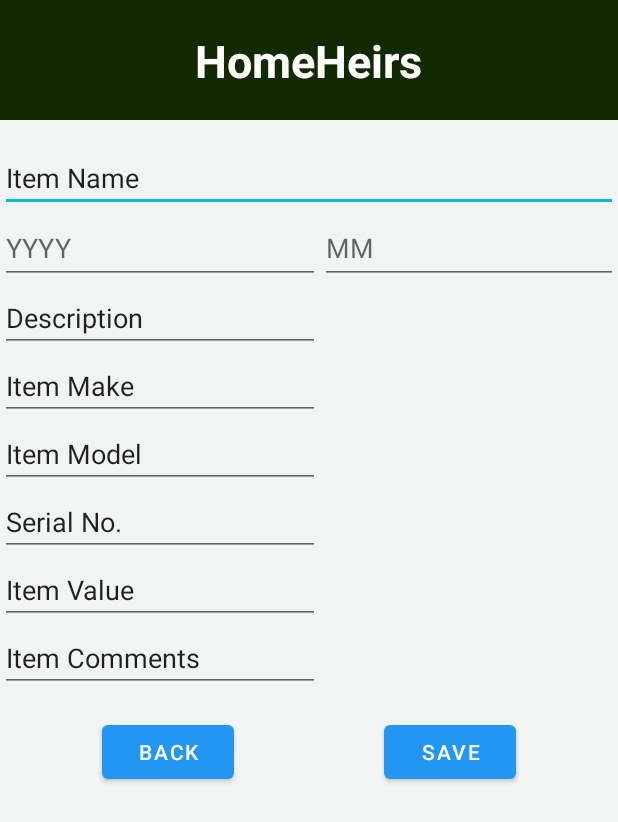
After one commit to CMPUT301F23T19/HomeHeirs, an Android app: the ShowItemActivity screen opened directly, with no data from a screen before it, on a phone screen of 412 x 824 dp. The commit adds this screen. Shown: the top 822 px of the screen. Run offline under Robolectric (Android 15) with nearby library versions, the phone set to English and light mode, and no system bars; our stand-ins replace Firebase (no records; nobody signed in at launch, a user with empty details on screens opened directly).

Commit message:
Added View Item and JavaDocs

```diff
--- a/app/build.gradle.kts
+++ b/app/build.gradle.kts
@@ -46,4 +46,5 @@ dependencies {
     testImplementation("junit:junit:4.13.2")
     androidTestImplementation("androidx.test.ext:junit:1.1.5")
     androidTestImplementation("androidx.test.espresso:espresso-core:3.5.1")
+    androidTestImplementation("androidx.test.espresso:espresso-contrib:3.5.1")
 }
--- a/app/src/main/AndroidManifest.xml
+++ b/app/src/main/AndroidManifest.xml
@@ -21,6 +21,7 @@
                 <category android:name="android.intent.category.LAUNCHER" />
             </intent-filter>
         </activity>
+        <activity android:name=".ShowItemActivity" />
     </application>
 
 </manifest>
--- a/app/src/main/java/com/example/homeheirs/AddItemFragment.java
+++ b/app/src/main/java/com/example/homeheirs/AddItemFragment.java
@@ -83,7 +83,7 @@ public class AddItemFragment extends DialogFragment {
         itemSerialNumber = view.findViewById(R.id.serial_number_edit_text);
         estimatedValue = view.findViewById(R.id.estimated_value_edit_text);
         itemComment = view.findViewById(R.id.comment_edit_text);
-        itemTag = view.findViewById(R.id.tags_textview);
+        //itemTag = view.findViewById(R.id.tags_textview);
 
         // If item is being edited, fill in Dialog Box entries with existing information
         if (isEdit) {
--- a/app/src/main/java/com/example/homeheirs/FirebaseOperations.java
+++ b/app/src/main/java/com/example/homeheirs/FirebaseOperations.java
@@ -17,10 +17,9 @@ import com.google.firebase.firestore.FirebaseFirestoreException;
 import com.google.firebase.firestore.QueryDocumentSnapshot;
 import com.google.firebase.firestore.QuerySnapshot;
 
+import java.io.Serializable;
 import java.util.ArrayList;
 import java.util.Locale;
-
-
 
 /**
  * This is a class that is reposible for all database interactions
@@ -28,7 +27,6 @@ import java.util.Locale;
  * @author : Arsalan
  */
 public class FirebaseOperations {
-
 
     private FirebaseFirestore db;
     private CollectionReference ItemsCollections;
@@ -39,7 +37,6 @@ public class FirebaseOperations {
     private ArrayList<Item> dataList2;
 
     private TextView totalvalue;
-
 
     /**
      * Class Constructor. When Called initializes the database and sets to interact with the initial collection- to be
--- a/app/src/main/java/com/example/homeheirs/Item.java
+++ b/app/src/main/java/com/example/homeheirs/Item.java
@@ -1,9 +1,10 @@
 package com.example.homeheirs;
 
+import java.io.Serializable;
 import java.util.ArrayList;
 import java.util.List;
 
-public class Item {
+public class Item implements Serializable {
     private String name;
     private int purchase_month;
     private int purchase_year;
--- /dev/null
+++ b/app/src/main/java/com/example/homeheirs/ShowItemActivity.java
@@ -0,0 +1,158 @@
+package com.example.homeheirs;
+
+import android.content.Intent;
+import android.os.Bundle;
+import android.util.Log;
+import android.view.View;
+import android.widget.Button;
+import android.widget.EditText;
+import android.widget.TextView;
+
+import androidx.annotation.NonNull;
+import androidx.appcompat.app.AppCompatActivity;
+
+import com.google.android.gms.tasks.OnFailureListener;
+import com.google.android.gms.tasks.OnSuccessListener;
+import com.google.firebase.firestore.CollectionReference;
+import com.google.firebase.firestore.FirebaseFirestore;
+
+import java.util.ArrayList;
+
+/**
+ * ShowItemActivity displays the details of an item and allows the user to edit and save the changes.
+ * It interacts with Firestore to update item details.
+ */
+public class ShowItemActivity extends AppCompatActivity {
+
+    /**
+     * The item whose details are displayed and can be edited.
+     */
+    private Item item;
+
+    /**
+     * The instance of FirebaseFirestore for interacting with Firestore.
+     */
+    private FirebaseFirestore db;
+
+    /**
+     * The reference to the Firestore collection where the item details are stored.
+     */
+    private CollectionReference collectionRef;
+
+    /**
+     * Initializes the activity, sets up the UI, and retrieves the item details.
+     *
+     * @param savedInstanceState A Bundle containing the activity's previously saved state.
+     */
+    @Override
+    protected void onCreate(Bundle savedInstanceState) {
+        super.onCreate(savedInstanceState);
+        setContentView(R.layout.show_item_details);
+
+        // Initialize Firestore instance and Collection Reference
+        db = FirebaseFirestore.getInstance();
+        collectionRef = db.collection("initial");
+
+        // Retrieve intent and the item
+        Intent intent = getIntent();
+        if (intent != null) {
+            item = (Item) intent.getSerializableExtra("ITEM");
+        }
+
+        /**
+         * Sets values for each EditText field based on the item details
+         */
+        if (item != null && item.getName() != null) {
+            // Set Values for each EditText
+            EditText nameTextView = findViewById(R.id.show_item_name);
+            nameTextView.setText(item.getName());
+
+            EditText monthTextView = findViewById(R.id.show_purchase_month);
+            monthTextView.setText(String.valueOf(item.getPurchase_month()));
+
+            EditText yearTextView = findViewById(R.id.show_purchase_year);
+            yearTextView.setText(String.valueOf(item.getPurchase_year()));
+
+            EditText descriptionTextView = findViewById(R.id.show_description);
+            descriptionTextView.setText(item.getDescription());
+
+            EditText makeTextView = findViewById(R.id.show_make);
+            makeTextView.setText(item.getMake());
+
+            EditText modelTextView = findViewById(R.id.show_model);
+            modelTextView.setText(item.getModel());
+
+            EditText serialNumTextView = findViewById(R.id.show_serial_no);
+            serialNumTextView.setText(String.valueOf(item.getSerial_number()));
+
+            EditText valueTextView = findViewById(R.id.show_value);
+            valueTextView.setText(String.valueOf(item.getEstimated_value()));
+
+            EditText commentTextView = findViewById(R.id.show_comments);
+            commentTextView.setText(item.getComment());
+        }
+
+        Button saveButton = findViewById(R.id.save_button);
+        /**
+         * Handles the click event of the "Save" button. Updates the item details in Firestore.
+         */
+        saveButton.setOnClickListener(new View.OnClickListener() {
+            @Override
+            public void onClick(View v) {
+                if (item != null) {
+                    // Get the edited values from the EditText fields
+                    EditText nameTextView = findViewById(R.id.show_item_name);
+                    EditText monthTextView = findViewById(R.id.show_purchase_month);
+                    EditText yearTextView = findViewById(R.id.show_purchase_year);
+                    EditText descriptionTextView = findViewById(R.id.show_description);
+                    EditText makeTextView = findViewById(R.id.show_make);
+                    EditText modelTextView = findViewById(R.id.show_model);
+                    EditText serialNumTextView = findViewById(R.id.show_serial_no);
+                    EditText valueTextView = findViewById(R.id.show_value);
+                    EditText commentTextView = findViewById(R.id.show_comments);
+
+                    String name = nameTextView.getText().toString();
+                    String month = monthTextView.getText().toString();
+                    String year = yearTextView.getText().toString();
+                    String description = descriptionTextView.getText().toString();
+                    String make = makeTextView.getText().toString();
+                    String model = modelTextView.getText().toString();
+                    String serialNumber = serialNumTextView.getText().toString();
+                    String value = valueTextView.getText().toString();
+                    String detail = commentTextView.getText().toString();
+
+                    Item newItem = new Item(name, Integer.parseInt(month), Integer.parseInt(year), description, make, model, Integer.parseInt(serialNumber), Double.parseDouble(value), detail);
+
+                    /**
+                     * Updates the item details in Firestore with the updated values
+                     *
+                     * @param item The Item object being updated
+                     * @param newItem The Updated version of our Item
+                     */
+                    collectionRef.document(item.getName())
+                            .set(newItem)
+                            .addOnSuccessListener(new OnSuccessListener<Void>() {
+                                @Override
+                                public void onSuccess(Void aVoid) {
+                                    Log.i("Firestore", "db add succeeded");
+                                }
+                            })
+                            .addOnFailureListener(new OnFailureListener() {
+                                @Override
+                                public void onFailure(@NonNull Exception e) {
+                                    Log.e("Firestore", "db write failed");
+                                }
+                            });
+                }
+            }
+        });
+
+        Button backButton = findViewById(R.id.back_button);
+        /**
+         * Handles the click event of the "Back" button.
+         * Navigates back to the previous screen or finishes the current activity.
+         */
+        backButton.setOnClickListener(view -> onBackPressed());
+    }
+
+}
--- /dev/null
+++ b/app/src/main/res/layout/show_item_details.xml
@@ -0,0 +1,158 @@
+<?xml version="1.0" encoding="utf-8"?>
+<androidx.constraintlayout.widget.ConstraintLayout
+    xmlns:android="http://schemas.android.com/apk/res/android"
+    xmlns:app="http://schemas.android.com/apk/res-auto"
+    xmlns:tools="http://schemas.android.com/tools"
+    android:layout_width="match_parent"
+    android:layout_height="match_parent"
+    android:orientation="vertical"
+    tools:context=".ShowItemActivity">
+
+    <LinearLayout
+        android:id="@+id/custom_toolbar"
+        android:layout_width="match_parent"
+        android:layout_height="80dp"
+        android:background="@color/bg_toolbar"
+        android:orientation="horizontal"
+        android:gravity="center"
+        android:visibility="visible"
+        app:layout_constraintEnd_toEndOf="parent"
+        app:layout_constraintStart_toStartOf="parent"
+        app:layout_constraintTop_toTopOf="parent">
+
+        <TextView
+            android:id="@+id/toolbar_title"
+            android:layout_width="wrap_content"
+            android:layout_height="40dp"
+            android:layout_gravity="center"
+            android:text="HomeHeirs"
+            android:textSize="30sp"
+            android:textStyle="bold"
+            android:textColor="@color/white">
+        </TextView>
+
+    </LinearLayout>
+
+    <LinearLayout
+        android:layout_width="match_parent"
+        android:layout_height="wrap_content"
+        android:orientation="vertical"
+        android:id="@+id/show_item_details"
+        app:layout_constraintTop_toBottomOf="@+id/custom_toolbar">
+
+        <EditText
+            android:layout_width="match_parent"
+            android:layout_height="wrap_content"
+            android:id="@+id/show_item_name"
+            android:text="Item Name"
+            android:ems="10"
+            android:layout_marginTop="16dp"
+            android:maxLength="15"
+            android:inputType="textPersonName"/>
+
+        <LinearLayout
+            android:layout_width="match_parent"
+            android:layout_height="wrap_content"
+            android:orientation="horizontal">
+
+            <EditText
+                android:layout_width="wrap_content"
+                android:layout_height="48dp"
+                android:ems="10"
+                android:hint="YYYY"
+                android:maxLength="4"
+                android:id="@+id/show_purchase_year"
+                android:inputType="number">
+            </EditText>
+
+            <EditText
+                android:layout_width="wrap_content"
+                android:layout_height="48dp"
+                android:ems="10"
+                android:hint="MM"
+                android:maxLength="2"
+                android:id="@+id/show_purchase_month"
+                android:inputType="number">
+            </EditText>
+
+        </LinearLayout>
+
+        <EditText
+            android:layout_width="wrap_content"
+            android:layout_height="wrap_content"
+            android:id="@+id/show_description"
+            android:ems="10"
+            android:text="Description"/>
+
+        <EditText
+            android:layout_width="wrap_content"
+            android:layout_height="wrap_content"
+            android:id="@+id/show_make"
+            android:ems="10"
+            android:text="Item Make"
+            android:inputType="textPersonName"/>
+
+        <EditText
+            android:layout_width="wrap_content"
+            android:layout_height="wrap_content"
+            android:id="@+id/show_model"
+            android:ems="10"
+            android:text="Item Model"
+            android:inputType="textPersonName"/>
+
+        <EditText
+            android:layout_width="wrap_content"
+            android:layout_height="wrap_content"
+            android:id="@+id/show_serial_no"
+            android:ems="10"
+            android:text="Serial No."
+            android:inputType="number"/>
+
+        <EditText
+            android:layout_width="wrap_content"
+            android:layout_height="wrap_content"
+            android:id="@+id/show_value"
+            android:ems="10"
+            android:text="Item Value"
+            android:inputType="numberDecimal"/>
+
+        <EditText
+            android:layout_width="wrap_content"
+            android:layout_height="wrap_content"
+            android:id="@+id/show_comments"
+            android:ems="10"
+            android:text="Item Comments"
+            android:inputType="textPersonName"/>
+
+        <LinearLayout
+            android:id="@+id/button_layout"
+            android:layout_width="match_parent"
+            android:layout_height="wrap_content"
+            android:orientation="horizontal"
+            android:layout_marginTop="16dp"
+            app:layout_constraintTop_toBottomOf="@+id/show_comments"
+            android:gravity="center">
+
+            <Button
+                android:id="@+id/back_button"
+                android:layout_width="wrap_content"
+                android:layout_height="wrap_content"
+                android:text="Back" />
+
+            <Space
+                android:layout_width="100dp"
+                android:layout_height="match_parent" />
+
+            <Button
+                android:id="@+id/save_button"
+                android:layout_width="wrap_content"
+                android:layout_height="wrap_content"
+                android:text="Save" />
+        </LinearLayout>
+
+
+
+    </LinearLayout>
+
+
+</androidx.constraintlayout.widget.ConstraintLayout>
```
Also changed, not shown: app/src/main/java/com/example/homeheirs/MainActivity.java (+18 -53 lines), app/src/main/res/layout/activity.xml (+0 -66 lines), app/src/main/res/layout/add_item_fragment_layout.xml (+16 -18 lines), 1 other file.
